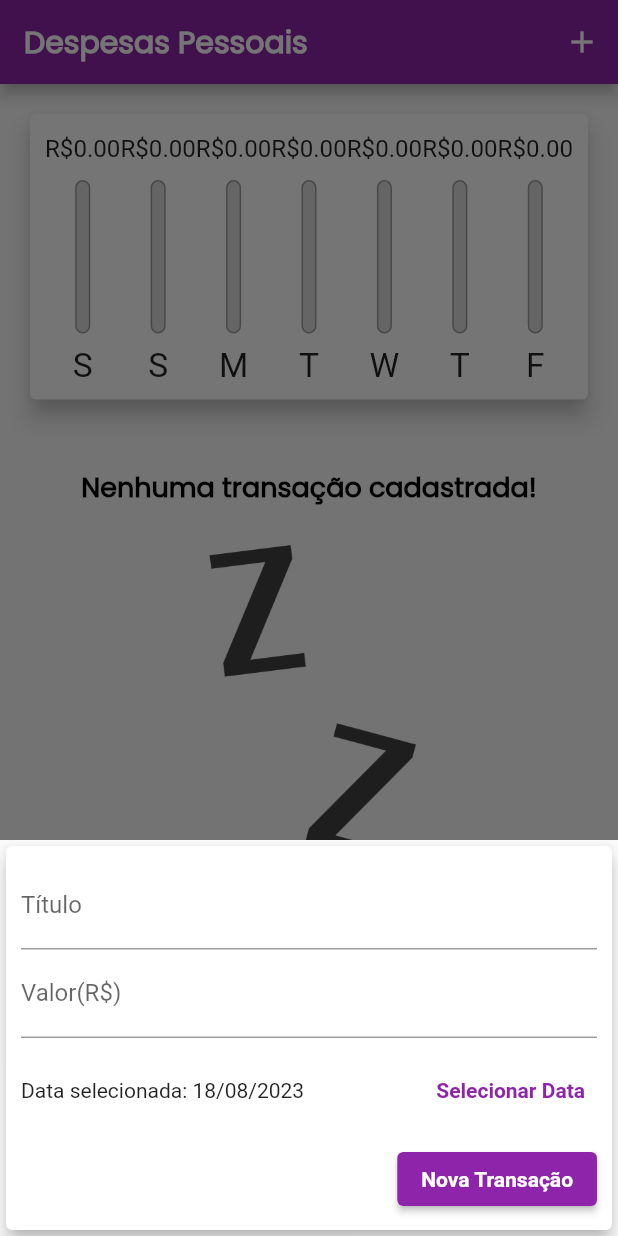
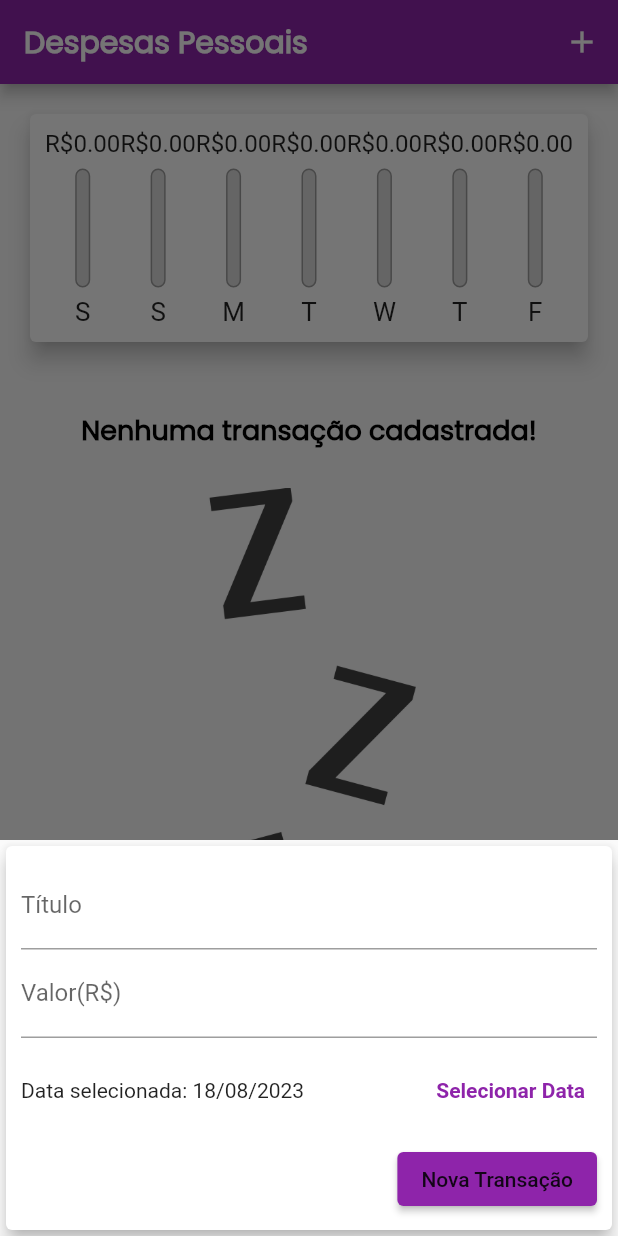
Before and after one commit to JuliaBianchi/curso_flutter, a Flutter app: the screen it shows after launch, after a tap on the "add" icon, on a phone screen of 412 x 824 dp. Run offline on Flutter 3.47's test engine with Material 2 defaults, Android fonts, the phone set to English and light mode, and no system bars; missing offline and left inert: dart:ffi.

Commit message:
feat: Adicionando Adaptative Form.

```diff
--- /dev/null
+++ b/expenses/lib/components/adaptative_button.dart
@@ -0,0 +1,35 @@
+import 'dart:io';
+import 'package:flutter/cupertino.dart';
+import 'package:flutter/material.dart';
+
+class AdaptativeButton extends StatelessWidget {
+  final String label;
+  final Function() onPressed;
+
+  const AdaptativeButton({
+     required this.label,
+     required this.onPressed,
+  });
+
+  @override
+  Widget build(BuildContext context) {
+    return Platform.isIOS
+        ? CupertinoButton(
+            child: Text(label),
+            onPressed: onPressed,
+            color: Theme.of(context).colorScheme.primary,
+            padding: EdgeInsets.symmetric(
+              horizontal: 20,
+            ),
+          )
+        : ElevatedButton(
+            child: Text(
+              label,
+              style: TextStyle(
+                color: Theme.of(context).textTheme.button?.color,
+              ),
+            ),
+            onPressed: onPressed,
+          );
+  }
+}
--- a/expenses/lib/components/transaction_form.dart
+++ b/expenses/lib/components/transaction_form.dart
@@ -1,3 +1,4 @@
+import 'package:expenses/components/adaptative_button.dart';
 import 'package:flutter/material.dart';
 import 'package:intl/intl.dart';
 
@@ -103,15 +104,9 @@ class _TransactionFormState extends State<TransactionForm> {
               Row(
                 mainAxisAlignment: MainAxisAlignment.end,
                 children: [
-                  ElevatedButton(
-                    child: Text(
-                      'Nova Transação',
-                      style: TextStyle(
-                        color: Colors.white,
-                        fontWeight: FontWeight.bold,
-                      ),
-                    ),
-                    onPressed: _submitForm,
+                  AdaptativeButton(
+                      label: 'Nova Transação',
+                      onPressed: _submitForm
                   ),
                 ],
               )
--- a/expenses/lib/main.dart
+++ b/expenses/lib/main.dart
@@ -150,7 +150,7 @@ class _MyHomePageState extends State<MyHomePage> {
             //   ),
             if (_showChart || !isLandscape)
               SizedBox(
-                height: availableHeight * (isLandscape ? 0.8 : 0.3),
+                height: availableHeight * (isLandscape ? 0.75 : 0.25),
                 child: Chart(_recentTransactions),
               ),
             if (!_showChart || !isLandscape)
```
